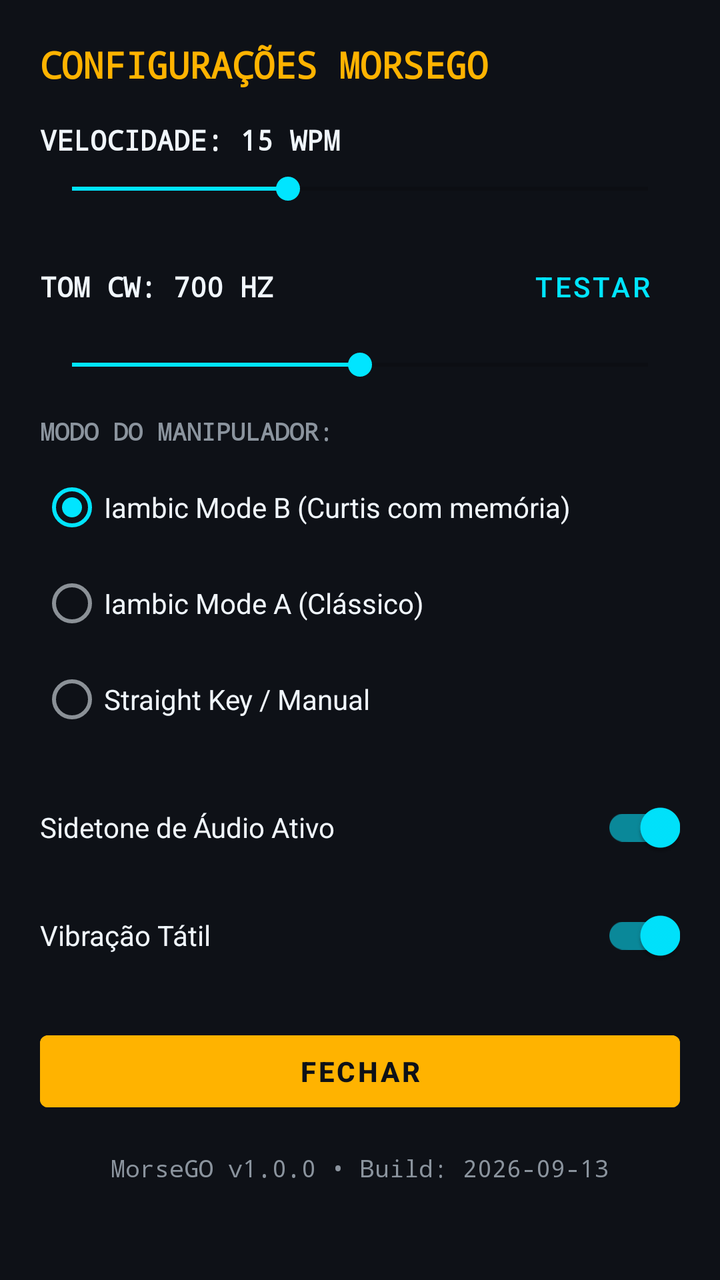
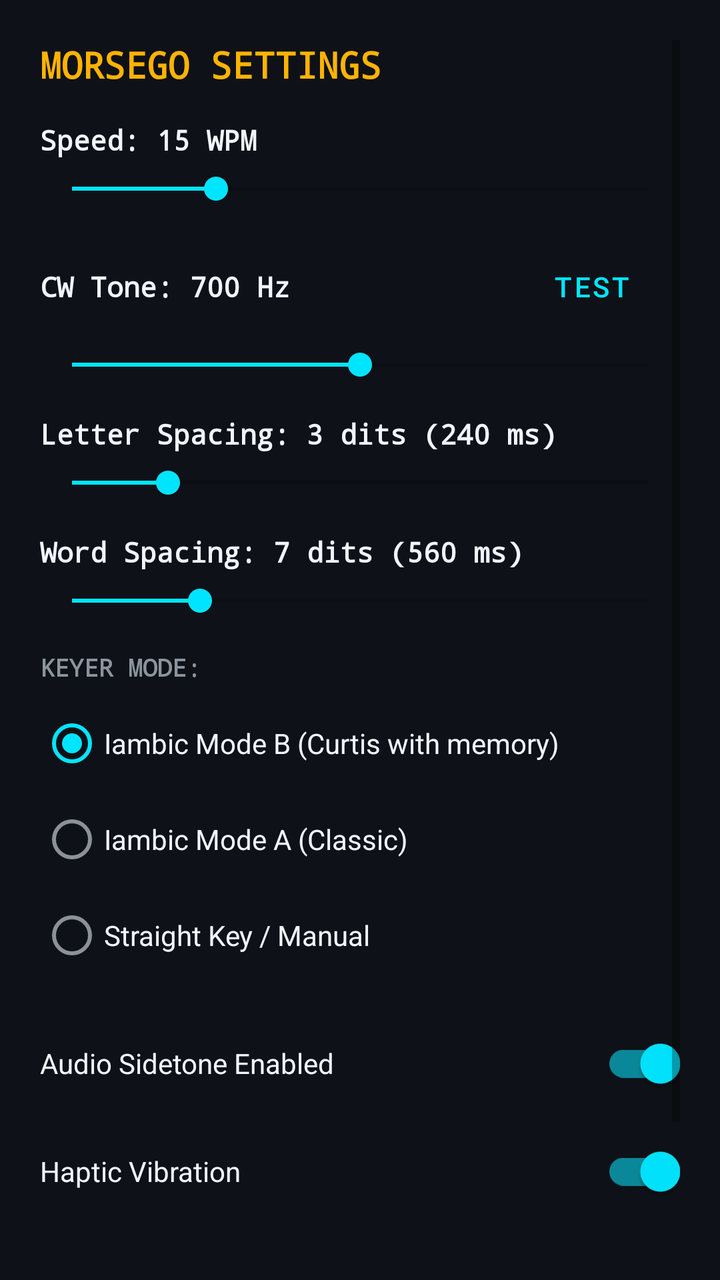

An Android layout rendered at two revisions. The XML below is the earlier revision; the diff shows what the commit changed to produce the second picture.
<!-- AndroidManifest.xml: application theme Theme.MorseGO -->
<!-- res/layout/dialog_settings.xml -->
<?xml version="1.0" encoding="utf-8"?>
<ScrollView xmlns:android="http://schemas.android.com/apk/res/android"
    xmlns:app="http://schemas.android.com/apk/res-auto"
    android:layout_width="match_parent"
    android:layout_height="wrap_content"
    android:background="@color/radio_dark"
    android:padding="20dp">

    <LinearLayout
        android:layout_width="match_parent"
        android:layout_height="wrap_content"
        android:orientation="vertical">

        <TextView
            android:layout_width="wrap_content"
            android:layout_height="wrap_content"
            android:fontFamily="monospace"
            android:text="CONFIGURAÇÕES MORSEGO"
            android:textColor="@color/morse_amber"
            android:textSize="18sp"
            android:textStyle="bold" />

        
        <TextView
            android:id="@+id/tvSettingsWpmLabel"
            android:layout_width="wrap_content"
            android:layout_height="wrap_content"
            android:layout_marginTop="16dp"
            android:fontFamily="monospace"
            android:text="VELOCIDADE: 15 WPM"
            android:textColor="@color/text_primary"
            android:textSize="14sp"
            android:textStyle="bold" />

        <SeekBar
            android:id="@+id/seekSettingsWpm"
            android:layout_width="match_parent"
            android:layout_height="wrap_content"
            android:layout_marginTop="6dp"
            android:max="40"
            android:progress="15" />

        
        <LinearLayout
            android:layout_width="match_parent"
            android:layout_height="wrap_content"
            android:layout_marginTop="16dp"
            android:gravity="center_vertical"
            android:orientation="horizontal">

            <TextView
                android:id="@+id/tvSettingsPitchLabel"
                android:layout_width="0dp"
                android:layout_height="wrap_content"
                android:layout_weight="1"
                android:fontFamily="monospace"
                android:text="TOM CW: 700 HZ"
                android:textColor="@color/text_primary"
                android:textSize="14sp"
                android:textStyle="bold" />

            <Button
                android:id="@+id/btnTestTone"
                style="@style/Widget.MaterialComponents.Button.TextButton"
                android:layout_width="wrap_content"
                android:layout_height="wrap_content"
                android:text="Testar"
                android:textColor="@color/morse_cyan" />
        </LinearLayout>

        <SeekBar
            android:id="@+id/seekSettingsPitch"
            android:layout_width="match_parent"
            android:layout_height="wrap_content"
            android:layout_marginTop="6dp"
            android:max="600"
            android:progress="300" />

        
        <TextView
            android:layout_width="wrap_content"
            android:layout_height="wrap_content"
            android:layout_marginTop="16dp"
            android:fontFamily="monospace"
            android:text="MODO DO MANIPULADOR:"
            android:textColor="@color/text_secondary"
            android:textSize="12sp"
            android:textStyle="bold" />

        <RadioGroup
            android:id="@+id/rgKeyerMode"
            android:layout_width="match_parent"
            android:layout_height="wrap_content"
            android:layout_marginTop="6dp">

            <RadioButton
                android:id="@+id/rbIambicB"
                android:layout_width="match_parent"
                android:layout_height="wrap_content"
                android:checked="true"
                android:text="Iambic Mode B (Curtis com memória)"
                android:textColor="@color/text_primary" />

            <RadioButton
                android:id="@+id/rbIambicA"
                android:layout_width="match_parent"
                android:layout_height="wrap_content"
                android:text="Iambic Mode A (Clássico)"
                android:textColor="@color/text_primary" />

            <RadioButton
                android:id="@+id/rbStraightKey"
                android:layout_width="match_parent"
                android:layout_height="wrap_content"
                android:text="Straight Key / Manual"
                android:textColor="@color/text_primary" />
        </RadioGroup>

        
        <com.google.android.material.switchmaterial.SwitchMaterial
            android:id="@+id/switchSound"
            android:layout_width="match_parent"
            android:layout_height="wrap_content"
            android:layout_marginTop="16dp"
            android:checked="true"
            android:text="Sidetone de Áudio Ativo"
            android:textColor="@color/text_primary" />

        <com.google.android.material.switchmaterial.SwitchMaterial
            android:id="@+id/switchHaptics"
            android:layout_width="match_parent"
            android:layout_height="wrap_content"
            android:layout_marginTop="6dp"
            android:checked="true"
            android:text="Vibração Tátil"
            android:textColor="@color/text_primary" />

        <Button
            android:id="@+id/btnCloseSettings"
            android:layout_width="match_parent"
            android:layout_height="48dp"
            android:layout_marginTop="20dp"
            android:backgroundTint="@color/morse_amber"
            android:text="Fechar"
            android:textColor="@color/radio_dark"
            android:textStyle="bold" />

        <TextView
            android:id="@+id/tvSettingsVersionBuild"
            android:layout_width="match_parent"
            android:layout_height="wrap_content"
            android:layout_marginTop="16dp"
            android:fontFamily="monospace"
            android:gravity="center"
            android:text="MorseGO v1.0.0 • Build: 2026-09-13"
            android:textColor="@color/text_secondary"
            android:textSize="12sp" />

    </LinearLayout>
</ScrollView>
<!-- resources referenced by this layout -->
<resources>
  <color name="morse_amber">#FFB300</color>
  <color name="morse_cyan">#00E5FF</color>
  <color name="radio_dark">#0E1117</color>
  <color name="text_primary">#F0F6FC</color>
  <color name="text_secondary">#8B949E</color>
  <style name="Theme.MorseGO" parent="Theme.MaterialComponents.DayNight.NoActionBar">
          
          <item name="colorPrimary">@color/morse_amber</item>
          <item name="colorPrimaryVariant">@color/morse_amber_dark</item>
          <item name="colorOnPrimary">@color/radio_dark</item>
  
          
          <item name="colorSecondary">@color/morse_cyan</item>
          <item name="colorSecondaryVariant">@color/morse_cyan_dark</item>
          <item name="colorOnSecondary">@color/radio_dark</item>
  
          
          <item name="android:colorBackground">@color/radio_dark</item>
          <item name="colorSurface">@color/radio_surface</item>
          <item name="colorOnSurface">@color/text_primary</item>
  
          
          <item name="android:statusBarColor">@color/radio_dark</item>
          <item name="android:navigationBarColor">@color/radio_dark</item>
          <item name="android:windowLightStatusBar">false</item>
      </style>
  <color name="morse_amber_dark">#FF8F00</color>
  <color name="morse_cyan_dark">#00B0FF</color>
  <color name="radio_surface">#161B22</color>
</resources>

<!-- the commit's change to res/layout/dialog_settings.xml (unified diff, before → after) -->
@@ -15,7 +15,7 @@
             android:layout_width="wrap_content"
             android:layout_height="wrap_content"
             android:fontFamily="monospace"
-            android:text="CONFIGURAÇÕES MORSEGO"
+            android:text="@string/settings_dialog_title"
             android:textColor="@color/morse_amber"
             android:textSize="18sp"
             android:textStyle="bold" />
@@ -27,7 +27,7 @@
             android:layout_height="wrap_content"
             android:layout_marginTop="16dp"
             android:fontFamily="monospace"
-            android:text="VELOCIDADE: 15 WPM"
+            android:text="@string/settings_wpm_default"
             android:textColor="@color/text_primary"
             android:textSize="14sp"
             android:textStyle="bold" />
@@ -38,7 +38,7 @@
             android:layout_height="wrap_content"
             android:layout_marginTop="6dp"
             android:max="40"
-            android:progress="15" />
+            android:progress="10" />
 
         
         <LinearLayout
@@ -54,7 +54,7 @@
                 android:layout_height="wrap_content"
                 android:layout_weight="1"
                 android:fontFamily="monospace"
-                android:text="TOM CW: 700 HZ"
+                android:text="@string/settings_pitch_default"
                 android:textColor="@color/text_primary"
                 android:textSize="14sp"
                 android:textStyle="bold" />
@@ -64,7 +64,7 @@
                 style="@style/Widget.MaterialComponents.Button.TextButton"
                 android:layout_width="wrap_content"
                 android:layout_height="wrap_content"
-                android:text="Testar"
+                android:text="@string/settings_test_tone"
                 android:textColor="@color/morse_cyan" />
         </LinearLayout>
 
@@ -78,11 +78,51 @@
 
         
         <TextView
-            android:layout_width="wrap_content"
-            android:layout_height="wrap_content"
-            android:layout_marginTop="16dp"
-            android:fontFamily="monospace"
-            android:text="MODO DO MANIPULADOR:"
+            android:id="@+id/tvSettingsLetterSpacingLabel"
+            android:layout_width="wrap_content"
+            android:layout_height="wrap_content"
+            android:layout_marginTop="16dp"
+            android:fontFamily="monospace"
+            android:text="@string/settings_letter_spacing_default"
+            android:textColor="@color/text_primary"
+            android:textSize="14sp"
+            android:textStyle="bold" />
+
+        <SeekBar
+            android:id="@+id/seekSettingsLetterSpacing"
+            android:layout_width="match_parent"
+            android:layout_height="wrap_content"
+            android:layout_marginTop="6dp"
+            android:max="6"
+            android:progress="1" />
+
+        
+        <TextView
+            android:id="@+id/tvSettingsWordSpacingLabel"
+            android:layout_width="wrap_content"
+            android:layout_height="wrap_content"
+            android:layout_marginTop="16dp"
+            android:fontFamily="monospace"
+            android:text="@string/settings_word_spacing_default"
+            android:textColor="@color/text_primary"
+            android:textSize="14sp"
+            android:textStyle="bold" />
+
+        <SeekBar
+            android:id="@+id/seekSettingsWordSpacing"
+            android:layout_width="match_parent"
+            android:layout_height="wrap_content"
+            android:layout_marginTop="6dp"
+            android:max="9"
+            android:progress="2" />
+
+        
+        <TextView
+            android:layout_width="wrap_content"
+            android:layout_height="wrap_content"
+            android:layout_marginTop="16dp"
+            android:fontFamily="monospace"
+            android:text="@string/settings_keyer_mode"
             android:textColor="@color/text_secondary"
             android:textSize="12sp"
             android:textStyle="bold" />
@@ -98,21 +138,21 @@
                 android:layout_width="match_parent"
                 android:layout_height="wrap_content"
                 android:checked="true"
-                android:text="Iambic Mode B (Curtis com memória)"
+                android:text="@string/settings_mode_iambic_b"
                 android:textColor="@color/text_primary" />
 
             <RadioButton
                 android:id="@+id/rbIambicA"
                 android:layout_width="match_parent"
                 android:layout_height="wrap_content"
-                android:text="Iambic Mode A (Clássico)"
+                android:text="@string/settings_mode_iambic_a"
                 android:textColor="@color/text_primary" />
 
             <RadioButton
                 android:id="@+id/rbStraightKey"
                 android:layout_width="match_parent"
                 android:layout_height="wrap_content"
-                android:text="Straight Key / Manual"
+                android:text="@string/settings_mode_straight_key"
                 android:textColor="@color/text_primary" />
         </RadioGroup>
 
@@ -123,7 +163,7 @@
             android:layout_height="wrap_content"
             android:layout_marginTop="16dp"
             android:checked="true"
-            android:text="Sidetone de Áudio Ativo"
+            android:text="@string/settings_sound_sidetone"
             android:textColor="@color/text_primary" />
 
         <com.google.android.material.switchmaterial.SwitchMaterial
@@ -132,7 +172,7 @@
             android:layout_height="wrap_content"
             android:layout_marginTop="6dp"
             android:checked="true"
-            android:text="Vibração Tátil"
+            android:text="@string/settings_vibration"
             android:textColor="@color/text_primary" />
 
         <Button
@@ -141,7 +181,7 @@
             android:layout_height="48dp"
             android:layout_marginTop="20dp"
             android:backgroundTint="@color/morse_amber"
-            android:text="Fechar"
+            android:text="@string/settings_close"
             android:textColor="@color/radio_dark"
             android:textStyle="bold" />
 
<!-- resource entries referenced after the edit -->
@@ -5,6 +5,19 @@
   <color name="radio_dark">#0E1117</color>
   <color name="text_primary">#F0F6FC</color>
   <color name="text_secondary">#8B949E</color>
+  <string name="settings_close">Close</string>
+  <string name="settings_dialog_title">MORSEGO SETTINGS</string>
+  <string name="settings_keyer_mode">KEYER MODE:</string>
+  <string name="settings_letter_spacing_default">Letter Spacing: 3 dits (240 ms)</string>
+  <string name="settings_mode_iambic_a">Iambic Mode A (Classic)</string>
+  <string name="settings_mode_iambic_b">Iambic Mode B (Curtis with memory)</string>
+  <string name="settings_mode_straight_key">Straight Key / Manual</string>
+  <string name="settings_pitch_default">CW Tone: 700 Hz</string>
+  <string name="settings_sound_sidetone">Audio Sidetone Enabled</string>
+  <string name="settings_test_tone">Test</string>
+  <string name="settings_vibration">Haptic Vibration</string>
+  <string name="settings_word_spacing_default">Word Spacing: 7 dits (560 ms)</string>
+  <string name="settings_wpm_default">Speed: 15 WPM</string>
   <style name="Theme.MorseGO" parent="Theme.MaterialComponents.DayNight.NoActionBar">
           
           <item name="colorPrimary">@color/morse_amber</item>
